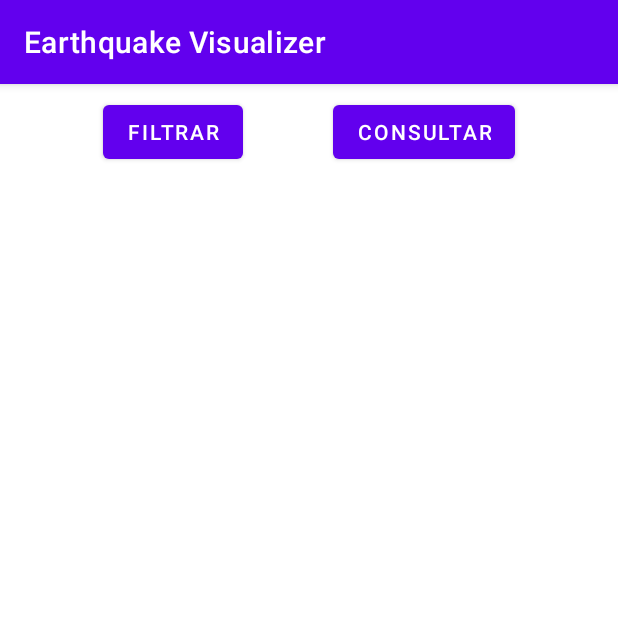
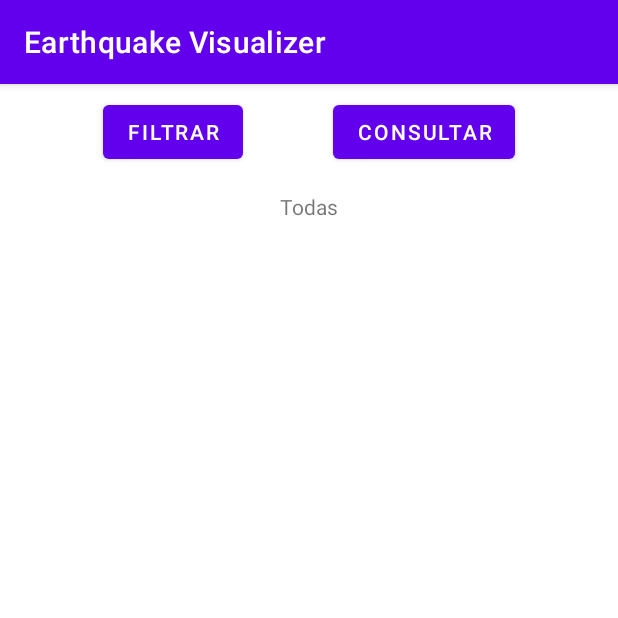
Before and after one commit to alexaib2002/android-earthquake-visualizer, an Android app: the screen it shows after launch (MainActivity), on a phone screen of 412 x 824 dp, the top half of it. Run offline under Robolectric (Android 15) with nearby library versions, the phone set to English and light mode, and no system bars; our stand-ins replace Room's generated code.

Commit message:
Implemented readable text on filter lambdas

```diff
--- a/app/src/main/java/org/dam/earthquakevisualizer/MainActivity.java
+++ b/app/src/main/java/org/dam/earthquakevisualizer/MainActivity.java
@@ -2,13 +2,13 @@ package org.dam.earthquakevisualizer;
 
 import android.os.Bundle;
 import android.widget.Button;
+import android.widget.TextView;
 import android.widget.Toast;
 
 import androidx.appcompat.app.AppCompatActivity;
 import androidx.recyclerview.widget.LinearLayoutManager;
 import androidx.recyclerview.widget.RecyclerView;
 
-import org.dam.earthquakevisualizer.dao.EarthquakeDao;
 import org.dam.earthquakevisualizer.db.AppDatabase;
 import org.dam.earthquakevisualizer.db.DbDataLoad;
 import org.dam.earthquakevisualizer.interfaces.ExecutableFilter;
@@ -16,12 +16,12 @@ import org.dam.earthquakevisualizer.javabeans.Country;
 import org.dam.earthquakevisualizer.javabeans.Earthquake;
 
 import java.util.ArrayList;
-import java.util.List;
 
 public class MainActivity extends AppCompatActivity {
 
     private Button filterBtn;
     private Button queryBtn;
+    private TextView selectedFilterTv;
     private RecyclerView earthquakeRecView;
     private RecyclerView.LayoutManager layoutManager;
     private ArrayList<Earthquake> earthquakeList = new ArrayList<>();
@@ -36,6 +36,7 @@ public class MainActivity extends AppCompatActivity {
         filterBtn = findViewById(R.id.filterBtn);
         queryBtn = findViewById(R.id.queryBtn);
         earthquakeRecView = findViewById(R.id.earthquakeRecView);
+        selectedFilterTv = findViewById(R.id.selectedFilterTv);
 
         layoutManager = new LinearLayoutManager(this);
         earthquakeRecView.setLayoutManager(layoutManager);
@@ -47,7 +48,8 @@ public class MainActivity extends AppCompatActivity {
             filterDialog.show(getSupportFragmentManager(), "filterDialog");
         });
 
-        filterDao = AppDatabase.getInstance(this).earthquakeDAO()::getAll; // set reference
+        filterDao = AppDatabase.getInstance(this).earthquakeDAO()::getAll;
+        setFilterDao(filterDao.wrapStringOn(getResources().getStringArray(R.array.operators)[0])); // set reference
         queryBtn.setOnClickListener(v -> {
             earthquakeList.clear();
             earthquakeList.addAll(filterDao.run());
@@ -60,6 +62,7 @@ public class MainActivity extends AppCompatActivity {
 
     public void setFilterDao(ExecutableFilter filterDao) {
         this.filterDao = filterDao;
+        selectedFilterTv.setText(filterDao.toString());
     }
 
     private void initDbLoad() {
--- a/app/src/main/java/org/dam/earthquakevisualizer/interfaces/ExecutableFilter.java
+++ b/app/src/main/java/org/dam/earthquakevisualizer/interfaces/ExecutableFilter.java
@@ -2,10 +2,23 @@ package org.dam.earthquakevisualizer.interfaces;
 
 import org.dam.earthquakevisualizer.javabeans.Earthquake;
 
-import java.util.ArrayList;
 import java.util.List;
 
 @FunctionalInterface
 public interface ExecutableFilter {
     List<Earthquake> run();
+
+    default ExecutableFilter wrapStringOn(String str) {
+        return new ExecutableFilter() {
+            @Override
+            public List<Earthquake> run() {
+                return ExecutableFilter.this.run();
+            }
+
+            @Override
+            public String toString() {
+                return str;
+            }
+        };
+    }
 }
--- a/app/src/main/res/layout/activity_main.xml
+++ b/app/src/main/res/layout/activity_main.xml
@@ -28,6 +28,15 @@
         app:layout_constraintStart_toEndOf="@+id/filterBtn"
         app:layout_constraintTop_toTopOf="parent" />
 
+    <TextView
+        android:id="@+id/selectedFilterTv"
+        android:layout_width="wrap_content"
+        android:layout_height="wrap_content"
+        android:layout_marginTop="16dp"
+        app:layout_constraintEnd_toEndOf="parent"
+        app:layout_constraintStart_toStartOf="parent"
+        app:layout_constraintTop_toBottomOf="@+id/queryBtn" />
+
     <androidx.recyclerview.widget.RecyclerView
         android:id="@+id/earthquakeRecView"
         android:layout_width="0dp"
@@ -39,5 +48,5 @@
         app:layout_constraintBottom_toBottomOf="parent"
         app:layout_constraintEnd_toEndOf="parent"
         app:layout_constraintStart_toStartOf="parent"
-        app:layout_constraintTop_toBottomOf="@+id/filterBtn" />
+        app:layout_constraintTop_toBottomOf="@+id/selectedFilterTv" />
 </androidx.constraintlayout.widget.ConstraintLayout>
```
Also changed, not shown: app/src/main/java/org/dam/earthquakevisualizer/FilterDialog.java (+11 -8 lines).
